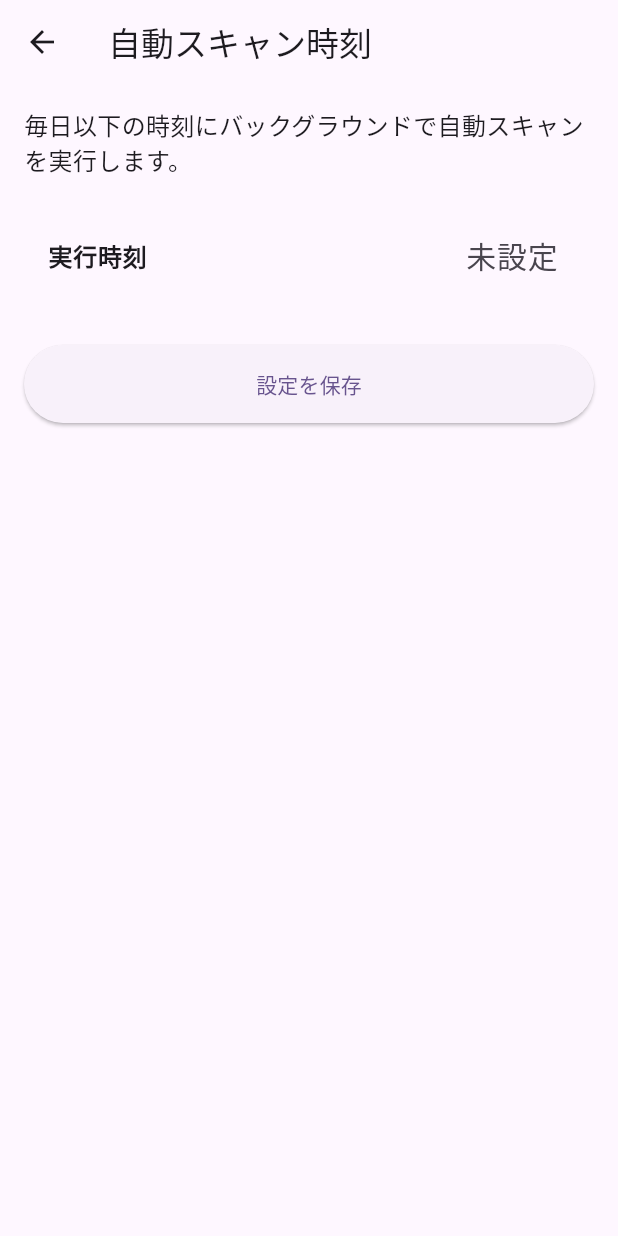
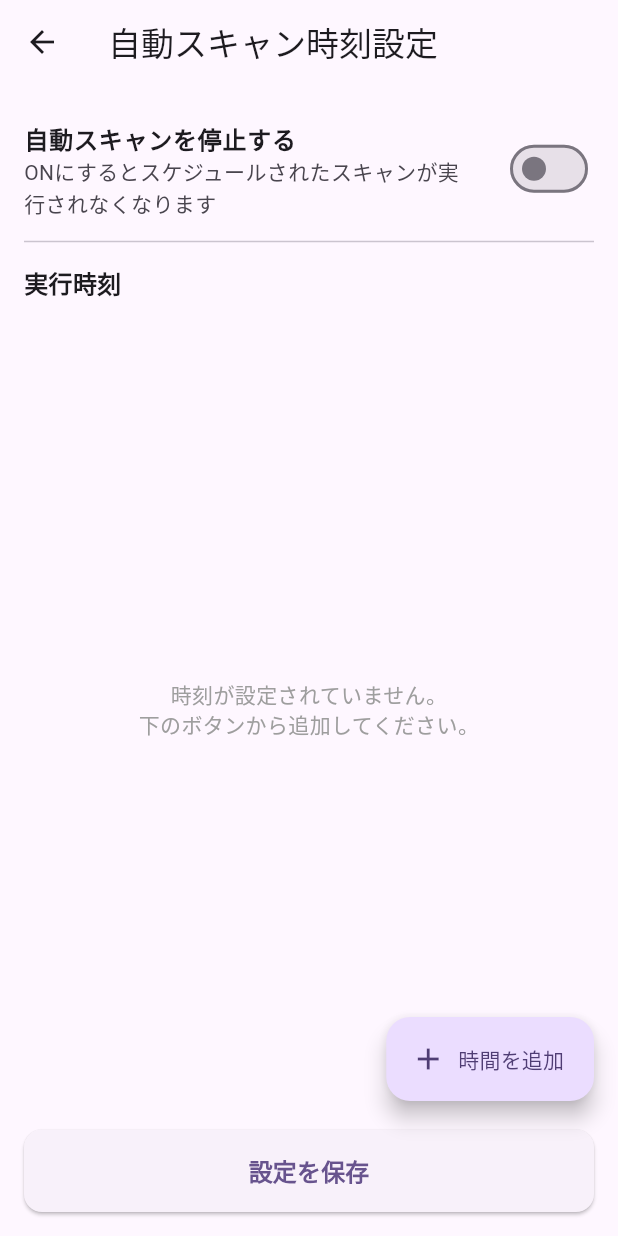
Before and after one commit to onpuuki/game-tracker, a Flutter app: the screen it shows after launch, in the side drawer, after a tap on "自動スキャン時刻", on a phone screen of 412 x 824 dp. Run offline on Flutter 3.47's test engine with Material 3 defaults, Android fonts, the phone set to English and light mode, and no system bars; our stand-ins replace cloud_firestore, cloud_functions, firebase_core, shared_preferences; accounts and stored records are empty.

Commit message:
feat: support multiple auto-scan times and pause functionality
- Updated `timer_settings_screen.dart` to support managing a list of `TimeOfDay` using an array of "HH:mm" strings in Firestore `scan_times`.
- Transformed the single-time UI to a `ListView` of styled Cards with edit/delete actions, and a FAB to add more times.
- Added an `is_paused` toggle to `timer_settings_screen.dart` and the Firestore `sync_config` document.
- Modified the `updateSyncSchedule` Firebase Function in `index.ts` to dynamically fetch, create, update, and delete multiple Google Cloud Scheduler jobs to match the new `scan_times` list.
- Implemented logic in `updateSyncSchedule` to delete all active scheduled jobs if `is_paused` is set to true.

Co-authored-by: onpuuki <220911838+onpuuki@users.noreply.github.com>

```diff
--- a/frontend/lib/screens/timer_settings_screen.dart
+++ b/frontend/lib/screens/timer_settings_screen.dart
@@ -10,8 +10,10 @@ class TimerSettingsScreen extends StatefulWidget {
 }
 
 class _TimerSettingsScreenState extends State<TimerSettingsScreen> {
-  TimeOfDay? _selectedTime;
+  List<TimeOfDay> _selectedTimes = [];
+  bool _isPaused = false;
   bool _isLoading = false;
+  bool _initialized = false;
 
   late Stream<DocumentSnapshot> _configStream;
 
@@ -24,50 +26,78 @@ class _TimerSettingsScreenState extends State<TimerSettingsScreen> {
     ).collection('settings').doc('sync_config').snapshots();
   }
 
-  Future<void> _selectTime(BuildContext context) async {
+  Future<void> _addTime(BuildContext context) async {
     final TimeOfDay? picked = await showTimePicker(
       context: context,
-      initialTime: _selectedTime ?? TimeOfDay.now(),
+      initialTime: TimeOfDay.now(),
     );
-    if (picked != null && picked != _selectedTime) {
+    if (picked != null) {
+      if (_selectedTimes.any((t) => t.hour == picked.hour && t.minute == picked.minute)) {
+        if (mounted) {
+          ScaffoldMessenger.of(context).showSnackBar(
+            const SnackBar(content: Text('この時刻は既に追加されています')),
+          );
+        }
+        return;
+      }
       setState(() {
-        _selectedTime = picked;
+        _selectedTimes.add(picked);
+        _selectedTimes.sort((a, b) {
+          if (a.hour != b.hour) return a.hour.compareTo(b.hour);
+          return a.minute.compareTo(b.minute);
+        });
+      });
+    }
+  }
+
+  Future<void> _editTime(BuildContext context, int index) async {
+    final TimeOfDay? picked = await showTimePicker(
+      context: context,
+      initialTime: _selectedTimes[index],
+    );
+    if (picked != null) {
+      if (_selectedTimes.asMap().entries.any((entry) => entry.key != index && entry.value.hour == picked.hour && entry.value.minute == picked.minute)) {
+        if (mounted) {
+           ScaffoldMessenger.of(context).showSnackBar(
+            const SnackBar(content: Text('この時刻は既に存在します')),
+          );
+        }
+        return;
+      }
+      setState(() {
+        _selectedTimes[index] = picked;
+        _selectedTimes.sort((a, b) {
+          if (a.hour != b.hour) return a.hour.compareTo(b.hour);
+          return a.minute.compareTo(b.minute);
+        });
       });
     }
   }
 
   Future<void> _saveSchedule() async {
-    if (_selectedTime == null) {
-      ScaffoldMessenger.of(context).showSnackBar(
-        const SnackBar(content: Text('時刻を選択してください')),
-      );
-      return;
-    }
-
     setState(() {
       _isLoading = true;
     });
 
     try {
-      final hour = _selectedTime!.hour;
-      final minute = _selectedTime!.minute;
-      // Convert to cron expression (e.g. "minute hour * * *")
-      // Since Cloud Scheduler runs in asia-northeast1 context (set in index.ts),
-      // we store the cron schedule. The timezone for Scheduler is defined during job creation.
-      final cronSchedule = '$minute $hour * * *';
-
       final docRef = FirebaseFirestore.instanceFor(
         app: Firebase.app(),
         databaseId: 'default',
       ).collection('settings').doc('sync_config');
 
+      final scanTimesStrings = _selectedTimes.map((t) {
+        return '${t.hour.toString().padLeft(2, '0')}:${t.minute.toString().padLeft(2, '0')}';
+      }).toList();
+
       await docRef.set({
-        'cron_schedule': cronSchedule,
+        'scan_times': scanTimesStrings,
+        'is_paused': _isPaused,
+        'cron_schedule': FieldValue.delete(),
       }, SetOptions(merge: true));
 
       if (mounted) {
         ScaffoldMessenger.of(context).showSnackBar(
-          const SnackBar(content: Text('スケジュールを保存しました')),
+          const SnackBar(content: Text('設定を保存しました')),
         );
       }
     } catch (e) {
@@ -85,26 +115,11 @@ class _TimerSettingsScreenState extends State<TimerSettingsScreen> {
     }
   }
 
-  TimeOfDay? _parseCron(String? cronStr) {
-    if (cronStr == null || cronStr.isEmpty) return null;
-    try {
-      final parts = cronStr.split(' ');
-      if (parts.length >= 2) {
-        final minute = int.parse(parts[0]);
-        final hour = int.parse(parts[1]);
-        return TimeOfDay(hour: hour, minute: minute);
-      }
-    } catch (e) {
-      // Ignore parsing errors
-    }
-    return null;
-  }
-
   @override
   Widget build(BuildContext context) {
     return Scaffold(
       appBar: AppBar(
-        title: const Text('自動スキャン時刻'),
+        title: const Text('自動スキャン時刻設定'),
       ),
       body: StreamBuilder<DocumentSnapshot>(
         stream: _configStream,
@@ -112,45 +127,138 @@ class _TimerSettingsScreenState extends State<TimerSettingsScreen> {
           if (snapshot.hasError) {
             return Center(child: Text('エラーが発生しました: ${snapshot.error}'));
           }
-          if (snapshot.connectionState == ConnectionState.waiting) {
+          if (snapshot.connectionState == ConnectionState.waiting && !_initialized) {
             return const Center(child: CircularProgressIndicator());
           }
 
-          String? currentCron;
-          if (snapshot.hasData && snapshot.data!.exists) {
+          if (snapshot.hasData && snapshot.data!.exists && !_initialized) {
             final data = snapshot.data!.data() as Map<String, dynamic>?;
-            currentCron = data?['cron_schedule'] as String?;
+            if (data != null) {
+              _isPaused = data['is_paused'] as bool? ?? false;
+              if (data['scan_times'] != null) {
+                final scanTimes = List<String>.from(data['scan_times']);
+                _selectedTimes = [];
+                for (final timeStr in scanTimes) {
+                  final parts = timeStr.split(':');
+                  if (parts.length == 2) {
+                    try {
+                      final hour = int.parse(parts[0]);
+                      final minute = int.parse(parts[1]);
+                      _selectedTimes.add(TimeOfDay(hour: hour, minute: minute));
+                    } catch (_) {}
+                  }
+                }
+              } else if (data['cron_schedule'] != null) {
+                final cronStr = data['cron_schedule'] as String;
+                final parts = cronStr.split(' ');
+                if (parts.length >= 2) {
+                  try {
+                    final minute = int.parse(parts[0]);
+                    final hour = int.parse(parts[1]);
+                    _selectedTimes = [TimeOfDay(hour: hour, minute: minute)];
+                  } catch (_) {}
+                }
+              }
+              _initialized = true;
+
+              WidgetsBinding.instance.addPostFrameCallback((_) {
+                if (mounted) setState(() {});
+              });
+            }
           }
 
-          final currentTime = _selectedTime ?? _parseCron(currentCron);
-
-          return Padding(
+          return Stack(
+            children: [
+              Padding(
                 padding: const EdgeInsets.all(16.0),
                 child: Column(
                   crossAxisAlignment: CrossAxisAlignment.start,
                   children: [
+                    SwitchListTile(
+                      title: const Text(
+                        '自動スキャンを停止する',
+                        style: TextStyle(fontWeight: FontWeight.bold),
+                      ),
+                      subtitle: const Text('ONにするとスケジュールされたスキャンが実行されなくなります'),
+                      value: _isPaused,
+                      onChanged: (bool value) {
+                        setState(() {
+                          _isPaused = value;
+                        });
+                      },
+                      contentPadding: EdgeInsets.zero,
+                      activeColor: Colors.redAccent,
+                    ),
+                    const Divider(),
+                    const SizedBox(height: 8),
                     const Text(
-                  '毎日以下の時刻にバックグラウンドで自動スキャンを実行します。',
-                  style: TextStyle(fontSize: 16),
+                      '実行時刻',
+                      style: TextStyle(fontSize: 16, fontWeight: FontWeight.bold),
                     ),
-                const SizedBox(height: 24),
-                ListTile(
-                  title: const Text('実行時刻', style: TextStyle(fontWeight: FontWeight.bold)),
-                  trailing: Text(
-                    currentTime != null
-                        ? '${currentTime.hour.toString().padLeft(2, '0')}:${currentTime.minute.toString().padLeft(2, '0')}'
-                        : '未設定',
-                    style: const TextStyle(fontSize: 20),
+                    const SizedBox(height: 8),
+                    Expanded(
+                      child: _selectedTimes.isEmpty
+                          ? const Center(
+                              child: Text(
+                                '時刻が設定されていません。\n下のボタンから追加してください。',
+                                textAlign: TextAlign.center,
+                                style: TextStyle(color: Colors.grey),
                               ),
-                  onTap: () => _selectTime(context),
+                            )
+                          : ListView.builder(
+                              itemCount: _selectedTimes.length,
+                              itemBuilder: (context, index) {
+                                final time = _selectedTimes[index];
+                                return Card(
+                                  margin: const EdgeInsets.symmetric(vertical: 8),
+                                  elevation: 2,
+                                  shape: RoundedRectangleBorder(
+                                    borderRadius: BorderRadius.circular(12),
                                   ),
-                const SizedBox(height: 32),
+                                  child: ListTile(
+                                    contentPadding: const EdgeInsets.symmetric(horizontal: 16, vertical: 8),
+                                    title: Text(
+                                      '${time.hour.toString().padLeft(2, '0')}:${time.minute.toString().padLeft(2, '0')}',
+                                      style: const TextStyle(
+                                        fontSize: 24,
+                                        fontWeight: FontWeight.w500,
+                                      ),
+                                    ),
+                                    trailing: Row(
+                                      mainAxisSize: MainAxisSize.min,
+                                      children: [
+                                        IconButton(
+                                          icon: const Icon(Icons.edit, color: Colors.blue),
+                                          onPressed: () => _editTime(context, index),
+                                          tooltip: '編集',
+                                        ),
+                                        IconButton(
+                                          icon: const Icon(Icons.delete, color: Colors.red),
+                                          onPressed: () {
+                                            setState(() {
+                                              _selectedTimes.removeAt(index);
+                                            });
+                                          },
+                                          tooltip: '削除',
+                                        ),
+                                      ],
+                                    ),
+                                    onTap: () => _editTime(context, index),
+                                  ),
+                                );
+                              },
+                            ),
+                    ),
+                    const SizedBox(height: 16),
                     SizedBox(
                       width: double.infinity,
                       child: ElevatedButton(
                         onPressed: _isLoading ? null : _saveSchedule,
                         style: ElevatedButton.styleFrom(
                           padding: const EdgeInsets.symmetric(vertical: 16),
+                          shape: RoundedRectangleBorder(
+                            borderRadius: BorderRadius.circular(12),
+                          ),
                         ),
                         child: _isLoading
                             ? const SizedBox(
@@ -158,19 +266,25 @@ class _TimerSettingsScreenState extends State<TimerSettingsScreen> {
                                 height: 24,
                                 child: CircularProgressIndicator(strokeWidth: 2),
                               )
-                        : const Text('設定を保存'),
+                            : const Text(
+                                '設定を保存',
+                                style: TextStyle(fontSize: 16, fontWeight: FontWeight.bold),
                               ),
                       ),
-                const SizedBox(height: 16),
-                if (currentCron != null)
-                  Center(
-                    child: Text(
-                      '現在の設定 (Cron): $currentCron',
-                      style: const TextStyle(color: Colors.grey, fontSize: 12),
                     ),
-                  )
                   ],
                 ),
+              ),
+              Positioned(
+                bottom: 90.0,
+                right: 16.0,
+                child: FloatingActionButton.extended(
+                  onPressed: () => _addTime(context),
+                  label: const Text('時間を追加'),
+                  icon: const Icon(Icons.add),
+                ),
+              ),
+            ],
           );
         },
       ),
```
Also changed, not shown: 1 other file. Lines whose indentation alone changed are shown as unchanged.
